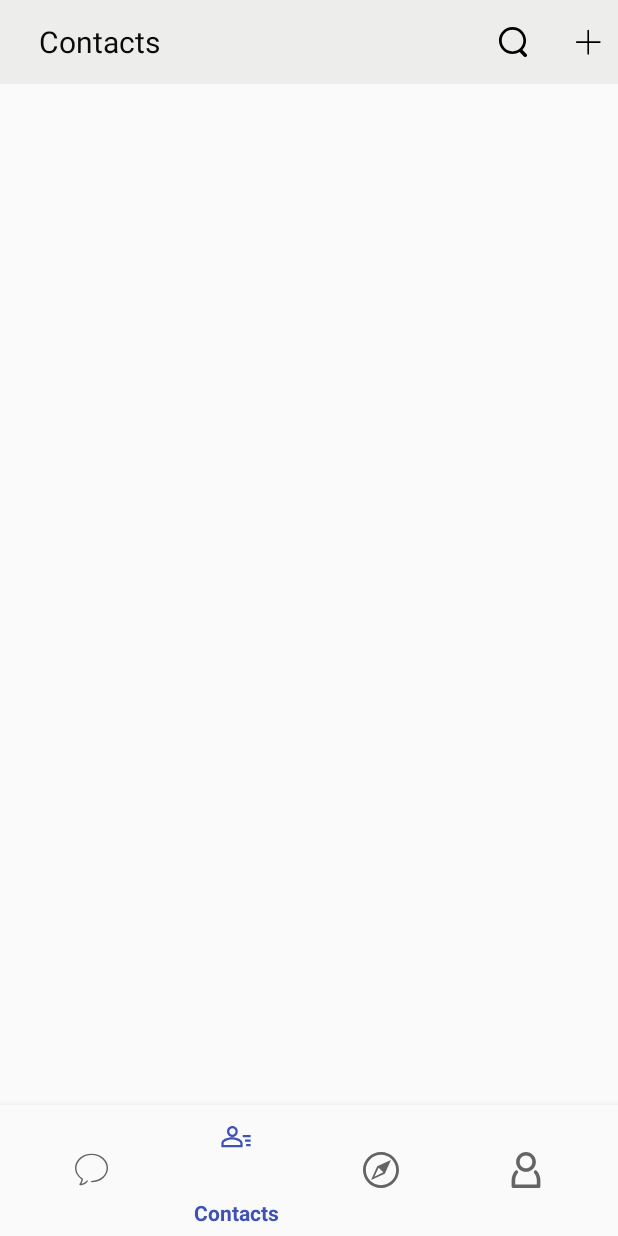
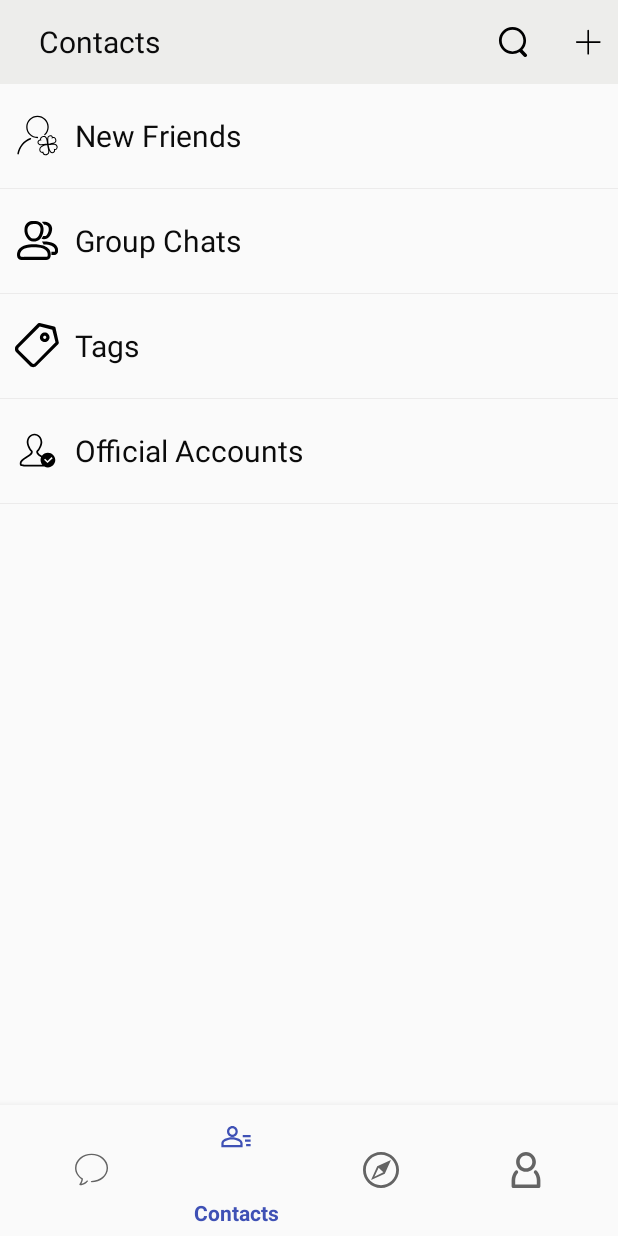
Before and after one commit to Wprofessor/WeChat, an Android app: the WeChat screen opened directly, with no data from a screen before it, item 2 of the bottom bar chosen, on a phone screen of 412 x 824 dp. Run offline under Robolectric (Android 15) with nearby library versions, the light colour scheme and no system bars.

Commit message:
Wprofessor commit.

```diff
--- a/app/src/main/java/com/example/ewew/wechat/Contactsfragment.java
+++ b/app/src/main/java/com/example/ewew/wechat/Contactsfragment.java
@@ -4,15 +4,39 @@ import android.os.Bundle;
 import android.support.annotation.NonNull;
 import android.support.annotation.Nullable;
 import android.support.v4.app.Fragment;
+import android.support.v7.widget.LinearLayoutManager;
+import android.support.v7.widget.RecyclerView;
 import android.view.LayoutInflater;
 import android.view.View;
 import android.view.ViewGroup;
 
+import java.util.ArrayList;
+import java.util.List;
+
 public class Contactsfragment extends Fragment {
+    private RecyclerView recyclerView;
+    private ContactsAdapter contactsAdapter;
+    private List<contacts_recyle>contacts_recyles = new ArrayList<>();
     @Nullable
     @Override
     public View onCreateView(@NonNull LayoutInflater inflater, @Nullable ViewGroup container, @Nullable Bundle savedInstanceState) {
         View view = inflater.inflate(R.layout.contacts_fragment,container,false);
+        recyclerView = view.findViewById(R.id.contacts_recycleview);
+
+
+        contactsAdapter = new ContactsAdapter(initData(contacts_recyles),getContext());
+        // 设置recyclerview的布局管理器
+        recyclerView.setLayoutManager(new LinearLayoutManager(getContext()));
+        recyclerView.setAdapter(contactsAdapter);
+
         return view;
     }
+
+    public List<contacts_recyle> initData(List<contacts_recyle> contacts_recyles){
+        contacts_recyles.add(new contacts_recyle(R.drawable.ic_new_friends,"New Friends"));
+        contacts_recyles.add(new contacts_recyle(R.drawable.ic_group_chats,"Group Chats"));
+        contacts_recyles.add(new contacts_recyle(R.drawable.ic_tags,"Tags"));
+        contacts_recyles.add(new contacts_recyle(R.drawable.ic_official_accounts,"Official Accounts"));
+        return contacts_recyles;
+    }
 }
--- a/app/src/main/java/com/example/ewew/wechat/WeChat.java
+++ b/app/src/main/java/com/example/ewew/wechat/WeChat.java
@@ -1,15 +1,19 @@
 package com.example.ewew.wechat;
 
+import android.nfc.Tag;
 import android.os.Bundle;
 import android.support.annotation.NonNull;
 import android.support.design.widget.BottomNavigationView;
 import android.support.v4.app.Fragment;
 import android.support.v4.app.FragmentManager;
 import android.support.v7.app.AppCompatActivity;
+import android.util.Log;
 import android.view.MenuItem;
 import android.widget.TextView;
 
 public class WeChat extends AppCompatActivity {
+
+    private String TAG = "WeChat";
 
     private FragmentManager fragmentManager;
     private Fragment chatsFragment;
@@ -28,6 +32,7 @@ public class WeChat extends AppCompatActivity {
                     return true;
                 case R.id.Contacts_name:
                     fragmentManager.beginTransaction().replace(R.id.fragment_container,contactsFragment).commit();
+                    Log.e(TAG,"------------------------");
                     return true;
                 case R.id.Discover_name:
                     fragmentManager.beginTransaction().replace(R.id.fragment_container,discoverFragment).commit();
--- a/app/src/main/res/layout/contacts_item.xml
+++ b/app/src/main/res/layout/contacts_item.xml
@@ -1,15 +1,20 @@
 <?xml version="1.0" encoding="utf-8"?>
+<LinearLayout xmlns:android="http://schemas.android.com/apk/res/android"
+    android:layout_width="match_parent"
+    android:layout_height="70dp"
+    android:orientation="vertical">
+
     <LinearLayout
-    xmlns:android="http://schemas.android.com/apk/res/android"
         android:layout_width="match_parent"
-    android:layout_height="70dp">
+        android:layout_height="69dp"
+        android:orientation="horizontal">
 
         <ImageView
             android:id="@+id/contacts_item_image"
-        android:layout_width="50dp"
-        android:layout_height="50dp"
+            android:layout_width="30dp"
+            android:layout_height="30dp"
             android:layout_gravity="center"
-        android:layout_marginLeft="10dp"/>
+            android:layout_marginLeft="10dp" />
 
         <TextView
             android:id="@+id/contacts_item_text"
@@ -18,5 +23,11 @@
             android:layout_gravity="center"
             android:layout_marginLeft="10dp"
             android:textColor="#0b0b0b"
-        android:textSize="25sp"/>
+            android:textSize="20sp" />
     </LinearLayout>
+
+    <LinearLayout
+        android:layout_width="match_parent"
+        android:layout_height="1dp"
+        android:background="#ecebeb"></LinearLayout>
+</LinearLayout>
```
Lines whose indentation alone changed are shown as unchanged.
